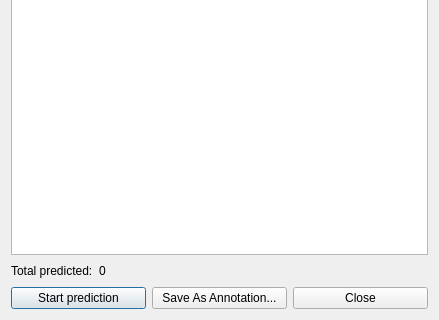
violethaze74/ugene, file src/corelibs/U2View/src/util_sec_struct_predict/ui/SecStructDialog.ui: the form before one commit; both pictures show x 0 to 439 and y 160 to 480 of the 439 by 480 pixel window.
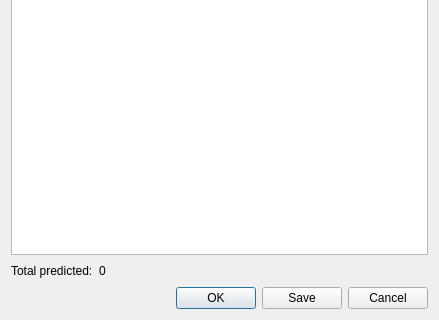
The form after the commit.

Commit message: Help system for all dialogs, UI improvements for all dialogs.

What changed in the file:
```diff
--- a/src/corelibs/U2View/src/util_sec_struct_predict/ui/SecStructDialog.ui
+++ b/src/corelibs/U2View/src/util_sec_struct_predict/ui/SecStructDialog.ui
@@ -143,32 +143,11 @@
     </layout>
    </item>
    <item>
-    <layout class="QHBoxLayout" name="horizontalLayout_4" >
-     <item>
-      <widget class="QPushButton" name="startButton" >
-       <property name="text" >
-        <string>Start prediction</string>
-       </property>
-      </widget>
-     </item>
-     <item>
-      <widget class="QPushButton" name="saveAnnotationButton" >
-       <property name="focusPolicy" >
-        <enum>Qt::WheelFocus</enum>
-       </property>
-       <property name="text" >
-        <string>Save As Annotation...</string>
-       </property>
-      </widget>
-     </item>
-     <item>
-      <widget class="QPushButton" name="cancelButton" >
-       <property name="text" >
-        <string>Close</string>
-       </property>
-      </widget>
-     </item>
-    </layout>
+    <widget class="QDialogButtonBox" name="buttonBox">
+     <property name="standardButtons">
+      <set>QDialogButtonBox::Cancel|QDialogButtonBox::Ok|QDialogButtonBox::Save</set>
+     </property>
+    </widget>
    </item>
   </layout>
  </widget>
```
Left out of the diff: 95 changed lines with no effect on the pictures. The commit also changes 309 other files.
